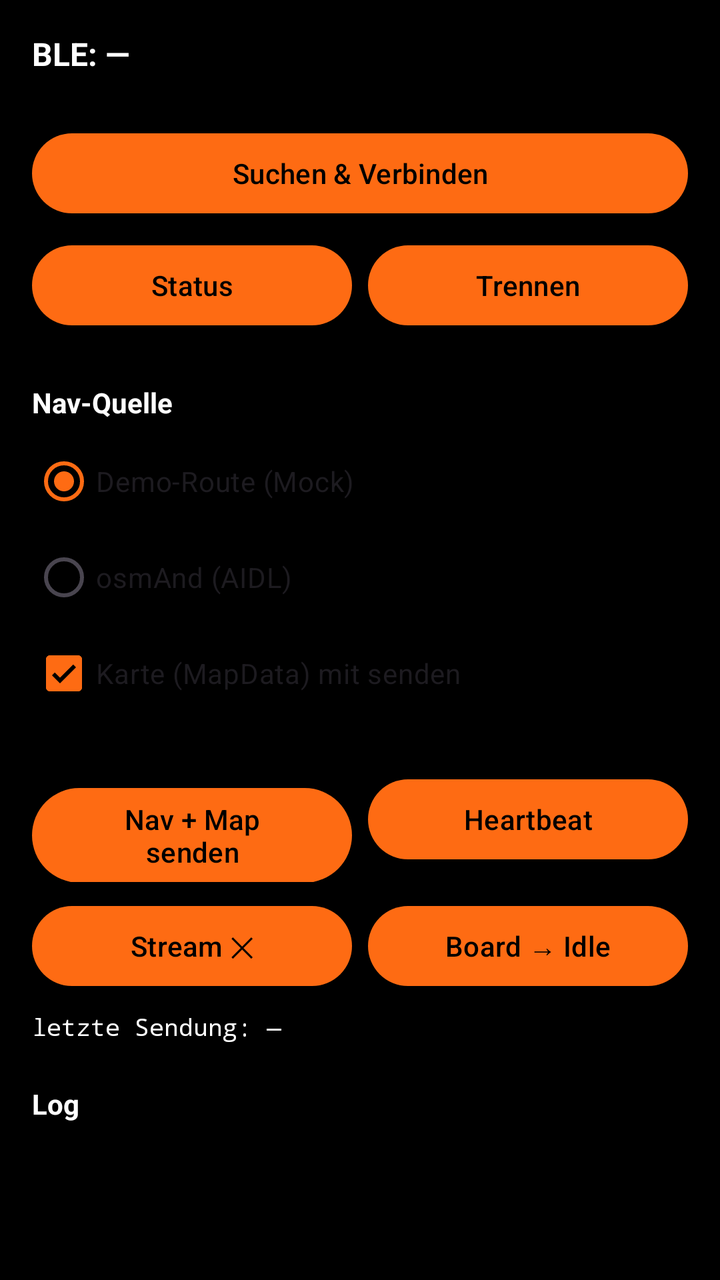
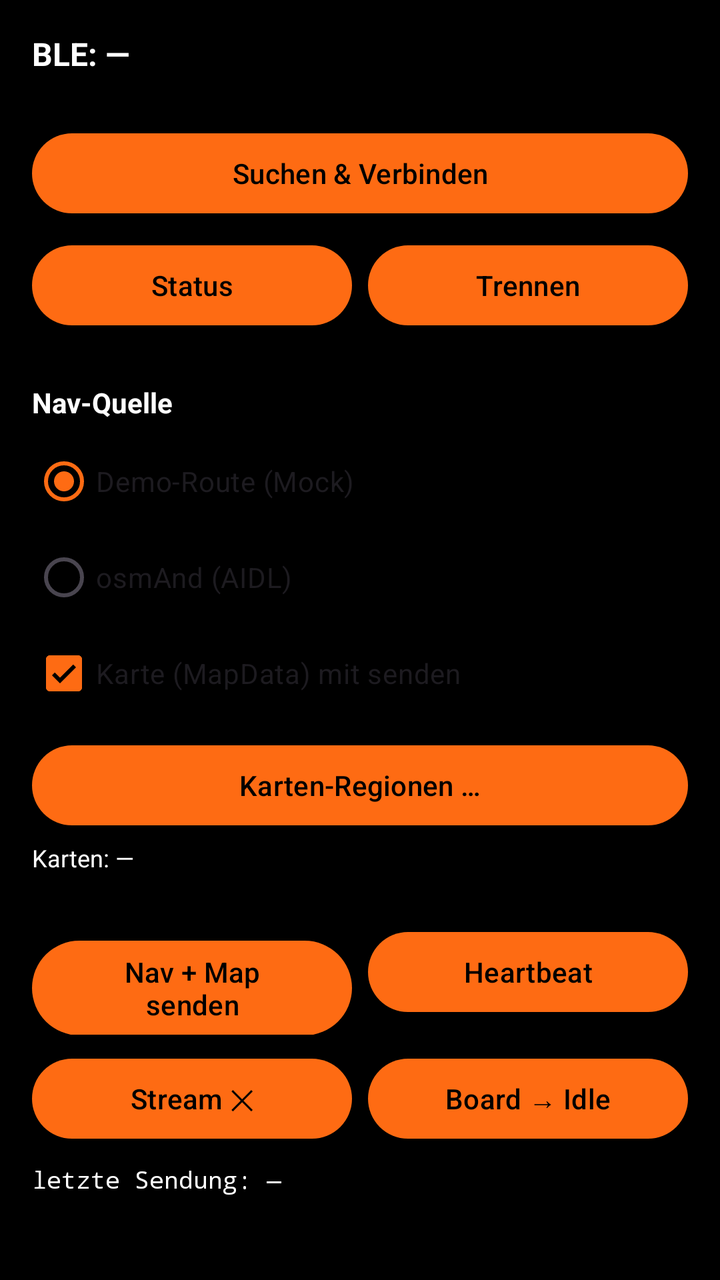

Compare the two renders of this Android layout. The source of the first and the diff that turns it into the second are given below.
<!-- AndroidManifest.xml: application theme Theme.LibreMoto -->
<!-- res/layout/activity_main.xml -->
<?xml version="1.0" encoding="utf-8"?>
<LinearLayout xmlns:android="http://schemas.android.com/apk/res/android"
    android:layout_width="match_parent"
    android:layout_height="match_parent"
    android:clipToPadding="false"
    android:orientation="vertical"
    android:padding="16dp">

    
    <TextView
        android:id="@+id/ble_status"
        android:layout_width="match_parent"
        android:layout_height="wrap_content"
        android:text="BLE: —"
        android:textSize="16sp"
        android:textStyle="bold" />

    <View
        android:layout_width="match_parent"
        android:layout_height="1dp"
        android:layout_marginTop="12dp"
        android:layout_marginBottom="12dp"
        android:background="#00000022" />

    
    <Button
        android:id="@+id/btn_connect"
        android:layout_width="match_parent"
        android:layout_height="wrap_content"
        android:text="Suchen &amp; Verbinden" />

    <LinearLayout
        android:layout_width="match_parent"
        android:layout_height="wrap_content"
        android:layout_marginTop="8dp"
        android:orientation="horizontal">

        <Button
            android:id="@+id/btn_read_status"
            android:layout_width="0dp"
            android:layout_height="wrap_content"
            android:layout_weight="1"
            android:text="Status" />

        <Space
            android:layout_width="8dp"
            android:layout_height="1dp" />

        <Button
            android:id="@+id/btn_disconnect"
            android:layout_width="0dp"
            android:layout_height="wrap_content"
            android:layout_weight="1"
            android:text="Trennen" />
    </LinearLayout>

    <View
        android:layout_width="match_parent"
        android:layout_height="1dp"
        android:layout_marginTop="12dp"
        android:layout_marginBottom="12dp"
        android:background="#00000022" />

    
    <TextView
        android:layout_width="match_parent"
        android:layout_height="wrap_content"
        android:paddingBottom="6dp"
        android:text="Nav-Quelle"
        android:textSize="14sp"
        android:textStyle="bold" />

    <RadioGroup
        android:id="@+id/source_group"
        android:layout_width="match_parent"
        android:layout_height="wrap_content"
        android:orientation="vertical">

        <RadioButton
            android:id="@+id/rb_mock"
            android:layout_width="match_parent"
            android:layout_height="wrap_content"
            android:checked="true"
            android:text="Demo-Route (Mock)" />

        <RadioButton
            android:id="@+id/rb_osmand"
            android:layout_width="match_parent"
            android:layout_height="wrap_content"
            android:text="osmAnd (AIDL)" />
    </RadioGroup>

    <CheckBox
        android:id="@+id/cb_map"
        android:layout_width="match_parent"
        android:layout_height="wrap_content"
        android:checked="true"
        android:text="Karte (MapData) mit senden" />

    <View
        android:layout_width="match_parent"
        android:layout_height="1dp"
        android:layout_marginTop="12dp"
        android:layout_marginBottom="12dp"
        android:background="#00000022" />

    
    <LinearLayout
        android:layout_width="match_parent"
        android:layout_height="wrap_content"
        android:orientation="horizontal">

        <Button
            android:id="@+id/btn_send_nav"
            android:layout_width="0dp"
            android:layout_height="wrap_content"
            android:layout_weight="1"
            android:text="Nav + Map senden" />

        <Space
            android:layout_width="8dp"
            android:layout_height="1dp" />

        <Button
            android:id="@+id/btn_beep"
            android:layout_width="0dp"
            android:layout_height="wrap_content"
            android:layout_weight="1"
            android:text="Heartbeat" />
    </LinearLayout>

    <LinearLayout
        android:layout_width="match_parent"
        android:layout_height="wrap_content"
        android:layout_marginTop="8dp"
        android:orientation="horizontal">

        <Button
            android:id="@+id/btn_stream"
            android:layout_width="0dp"
            android:layout_height="wrap_content"
            android:layout_weight="1"
            android:text="Stream ✕" />

        <Space
            android:layout_width="8dp"
            android:layout_height="1dp" />

        <Button
            android:id="@+id/btn_idle"
            android:layout_width="0dp"
            android:layout_height="wrap_content"
            android:layout_weight="1"
            android:text="Board → Idle" />
    </LinearLayout>

    <TextView
        android:id="@+id/last_payload"
        android:layout_width="match_parent"
        android:layout_height="wrap_content"
        android:layout_marginTop="8dp"
        android:fontFamily="monospace"
        android:text="letzte Sendung: —"
        android:textSize="12sp" />

    
    <View
        android:layout_width="match_parent"
        android:layout_height="1dp"
        android:layout_marginTop="12dp"
        android:layout_marginBottom="8dp"
        android:background="#00000022" />

    <TextView
        android:layout_width="match_parent"
        android:layout_height="wrap_content"
        android:paddingBottom="4dp"
        android:text="Log"
        android:textSize="14sp"
        android:textStyle="bold" />

    <TextView
        android:id="@+id/log"
        android:layout_width="match_parent"
        android:layout_height="match_parent"
        android:background="#00000011"
        android:fontFamily="monospace"
        android:gravity="bottom"
        android:padding="8dp"
        android:textSize="12sp" />

</LinearLayout>
<!-- resources referenced by this layout -->
<resources>
  <style name="Theme.LibreMoto" parent="Theme.Material3.DayNight.NoActionBar">
          <item name="colorPrimary">#FE6B13</item>
          <item name="colorOnPrimary">#000000</item>
          <item name="colorSecondary">#8A6D3B</item>
          <item name="colorOnSecondary">#000000</item>
          <item name="android:statusBarColor">#000000</item>
          <item name="android:windowBackground">#000000</item>
          <item name="android:textColor">#FFFFFF</item>
          <item name="android:textColorPrimary">#FFFFFF</item>
      </style>
</resources>

<!-- the commit's change to res/layout/activity_main.xml (unified diff, before → after) -->
@@ -97,6 +97,29 @@
         android:checked="true"
         android:text="Karte (MapData) mit senden" />
 
+    
+    <LinearLayout
+        android:layout_width="match_parent"
+        android:layout_height="wrap_content"
+        android:layout_marginTop="8dp"
+        android:orientation="horizontal">
+
+        <Button
+            android:id="@+id/btn_maps"
+            android:layout_width="0dp"
+            android:layout_height="wrap_content"
+            android:layout_weight="1"
+            android:text="Karten-Regionen …" />
+    </LinearLayout>
+
+    <TextView
+        android:id="@+id/map_status"
+        android:layout_width="match_parent"
+        android:layout_height="wrap_content"
+        android:paddingTop="4dp"
+        android:text="Karten: —"
+        android:textSize="12sp" />
+
     <View
         android:layout_width="match_parent"
         android:layout_height="1dp"
